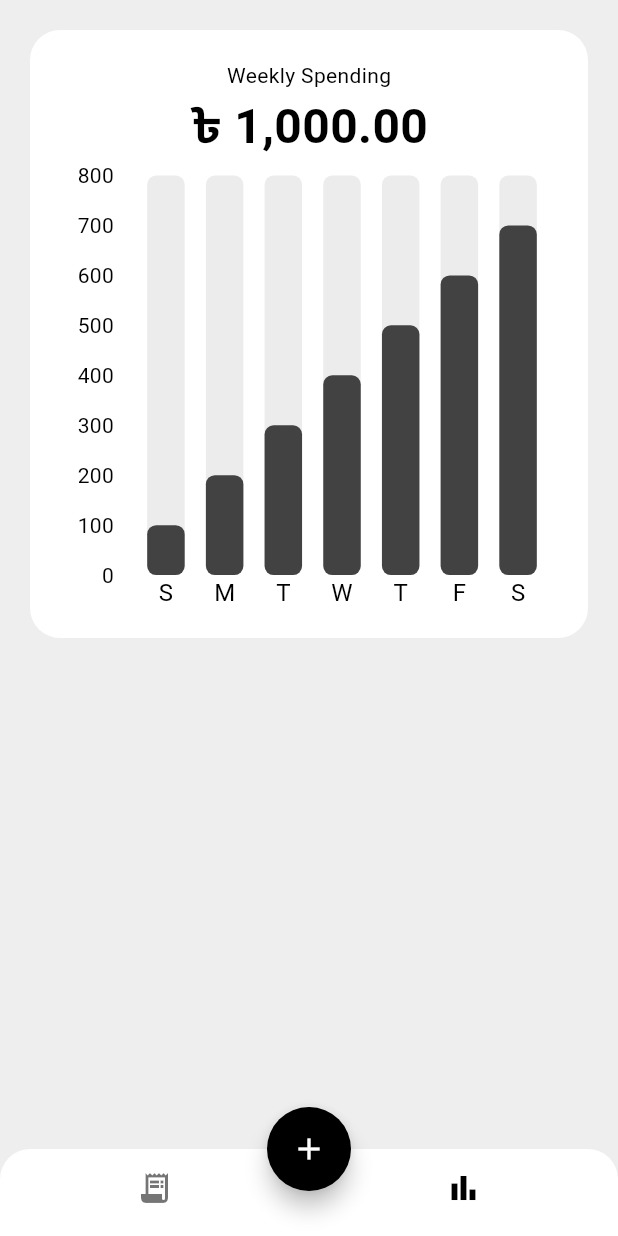
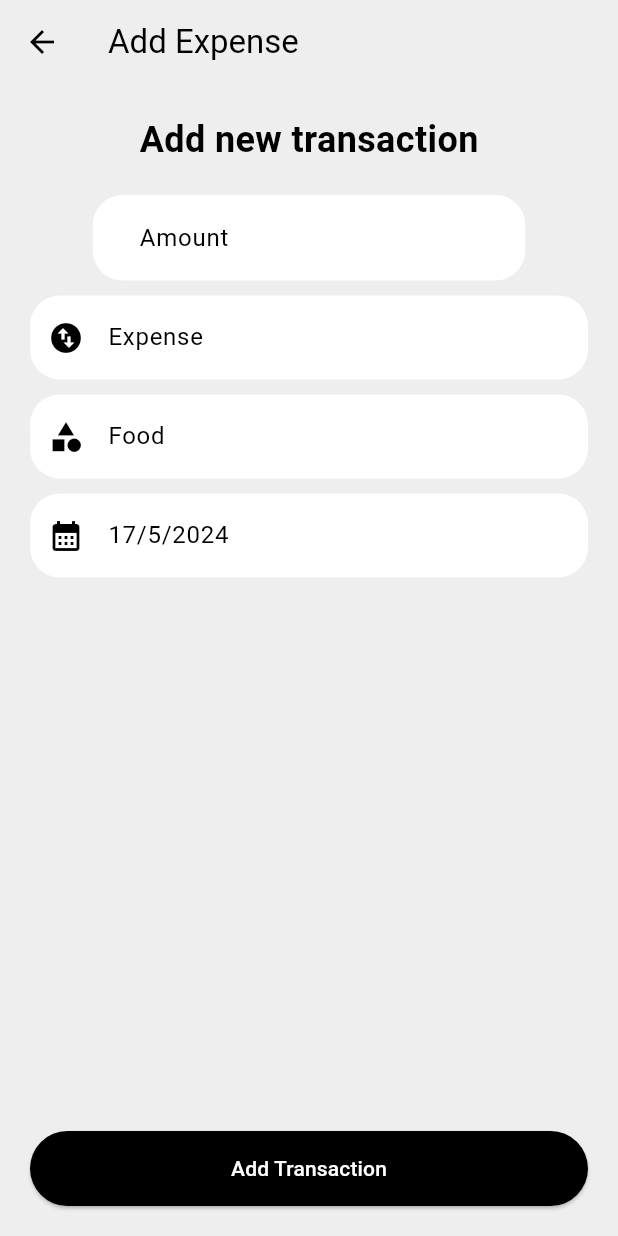
Before and after one commit to roundspecs/expense_tracker, a Flutter app: the screen it shows after launch, item 2 of the bottom bar chosen, after a tap on the "add" icon, on a phone screen of 412 x 824 dp. Run offline on Flutter 3.47's test engine with Material 3 defaults, Android fonts, the phone set to English and light mode, and no system bars; drawn by our look-alikes of fl_chart; our stand-ins replace bloc.

```diff
--- a/lib/app_view.dart
+++ b/lib/app_view.dart
@@ -8,12 +8,26 @@ class AppView extends MaterialApp {
           title: "Expense Tracker",
           theme: ThemeData(
               useMaterial3: true,
+              appBarTheme: AppBarTheme(
+                color: Colors.grey.shade200,
+              ),
               colorScheme: ColorScheme.light(
                 primary: Colors.black,
                 secondary: Colors.grey.shade800,
               ),
               scaffoldBackgroundColor: Colors.grey.shade200,
+              segmentedButtonTheme: SegmentedButtonThemeData(
+                style: ButtonStyle(
+                  foregroundColor: WidgetStateProperty.resolveWith(
+                    (states) {
+                      if (states.contains(WidgetState.selected)) {
+                        return Colors.white;
+                      }
+                      return Colors.grey.shade800;
+                    },
                   ),
+                ),
+              )),
           home: const HomeView(),
         );
 }
--- /dev/null
+++ b/lib/screens/add_expense/add_expense.dart
@@ -0,0 +1 @@
+export 'view/view.dart';
--- /dev/null
+++ b/lib/screens/add_expense/view/add_expense_screen.dart
@@ -0,0 +1,223 @@
+import 'package:flutter/material.dart';
+
+enum TrxType {
+  income,
+  expense;
+
+  String get name {
+    switch (this) {
+      case TrxType.income:
+        return "Income";
+      case TrxType.expense:
+        return "Expense";
+      default:
+        return "";
+    }
+  }
+}
+
+List<String> categories = [
+  "Food",
+  "Transport",
+  "Health",
+  "Clothing",
+  "Education",
+  "Entertainment",
+  "Others",
+];
+
+class AddExpenseScreen extends StatefulWidget {
+  const AddExpenseScreen({super.key});
+
+  @override
+  State<AddExpenseScreen> createState() => _AddExpenseScreenState();
+}
+
+class _AddExpenseScreenState extends State<AddExpenseScreen> {
+  TrxType selectedType = TrxType.expense;
+  String selectedCategory = categories[0];
+  DateTime selectedDate = DateTime.now();
+
+  @override
+  Widget build(BuildContext context) {
+    return GestureDetector(
+      onTap: () => FocusScope.of(context).unfocus(),
+      child: Scaffold(
+        appBar: AppBar(
+          title: const Text("Add Expense"),
+        ),
+        body: Padding(
+          padding: const EdgeInsets.all(20.0),
+          child: Column(
+            children: [
+              const Text(
+                "Add new transaction",
+                style: TextStyle(
+                  fontSize: 24,
+                  fontWeight: FontWeight.bold,
+                ),
+              ),
+              const SizedBox(height: 20),
+              SizedBox(
+                width: MediaQuery.of(context).size.width * 0.7,
+                child: TextField(
+                  decoration: InputDecoration(
+                    prefix: const Text('৳ '),
+                    border: OutlineInputBorder(
+                      borderSide: BorderSide.none,
+                      borderRadius: BorderRadius.circular(20),
+                    ),
+                    hintText: "Amount",
+                    filled: true,
+                    fillColor: Colors.white,
+                  ),
+                ),
+              ),
+              const SizedBox(height: 10),
+              TextField(
+                readOnly: true,
+                onTap: () => showModalBottomSheet(
+                  context: context,
+                  builder: (context) => ModalBottomSheet(
+                    options: [TrxType.income.name, TrxType.expense.name],
+                    onTaps: [
+                      () {
+                        setState(() {
+                          selectedType = TrxType.income;
+                        });
+                      },
+                      () {
+                        setState(() {
+                          selectedType = TrxType.expense;
+                        });
+                      }
+                    ],
+                    selectedOption: selectedType.name,
+                  ),
+                ),
+                decoration: InputDecoration(
+                  prefixIcon: const Icon(
+                    Icons.swap_vert_circle,
+                  ),
+                  border: OutlineInputBorder(
+                    borderSide: BorderSide.none,
+                    borderRadius: BorderRadius.circular(20),
+                  ),
+                  hintText: selectedType.name,
+                  hintStyle: const TextStyle(color: Colors.black),
+                  filled: true,
+                  fillColor: Colors.white,
+                ),
+              ),
+              const SizedBox(height: 10),
+              TextField(
+                readOnly: true,
+                onTap: () => showModalBottomSheet(
+                  context: context,
+                  builder: (context) => ModalBottomSheet(
+                    options: categories,
+                    onTaps: [
+                      for (var category in categories)
+                        () {
+                          setState(() {
+                            selectedCategory = category;
+                          });
+                        }
+                    ],
+                    selectedOption: selectedCategory,
+                  ),
+                ),
+                decoration: InputDecoration(
+                  prefixIcon: const Icon(
+                    Icons.category,
+                  ),
+                  border: OutlineInputBorder(
+                    borderSide: BorderSide.none,
+                    borderRadius: BorderRadius.circular(20),
+                  ),
+                  hintText: selectedCategory,
+                  hintStyle: const TextStyle(color: Colors.black),
+                  filled: true,
+                  fillColor: Colors.white,
+                ),
+              ),
+              const SizedBox(height: 10),
+              TextField(
+                readOnly: true,
+                onTap: () async {
+                  final newDate = await showDatePicker(
+                    context: context,
+                    initialDate: selectedDate,
+                    firstDate: DateTime(2000),
+                    lastDate: DateTime.now(),
+                  );
+                  setState(() {
+                    selectedDate = newDate ?? selectedDate;
+                  });
+                },
+                decoration: InputDecoration(
+                  prefixIcon: const Icon(
+                    Icons.calendar_month_sharp,
+                  ),
+                  border: OutlineInputBorder(
+                    borderSide: BorderSide.none,
+                    borderRadius: BorderRadius.circular(20),
+                  ),
+                  hintText:
+                      "${selectedDate.day}/${selectedDate.month}/${selectedDate.year}",
+                  hintStyle: const TextStyle(color: Colors.black),
+                  filled: true,
+                  fillColor: Colors.white,
+                ),
+              ),
+              const Expanded(child: SizedBox(height: 10)),
+              ElevatedButton(
+                style: ElevatedButton.styleFrom(
+                  minimumSize: const Size(double.infinity, 50),
+                  backgroundColor: Theme.of(context).primaryColor,
+                  foregroundColor: Colors.white,
+                ),
+                onPressed: () {},
+                child: const Text("Add Transaction"),
+              ),
+            ],
+          ),
+        ),
+      ),
+    );
+  }
+}
+
+class ModalBottomSheet extends StatelessWidget {
+  const ModalBottomSheet({
+    super.key,
+    required this.options,
+    required this.onTaps,
+    required this.selectedOption,
+  });
+  final List<String> options;
+  final List<Function> onTaps;
+  final String selectedOption;
+
+  @override
+  Widget build(BuildContext context) {
+    return Padding(
+      padding: const EdgeInsets.all(8.0),
+      child: ListView.builder(
+        itemCount: options.length,
+        itemBuilder: (context, index) {
+          return ListTile(
+            trailing: selectedOption == options[index]
+                ? const Icon(Icons.check)
+                : null,
+            title: Text(options[index]),
+            onTap: () {
+              onTaps[index]();
+              Navigator.pop(context);
+            },
+          );
+        },
+      ),
+    );
+  }
+}
--- /dev/null
+++ b/lib/screens/add_expense/view/view.dart
@@ -0,0 +1 @@
+export 'add_expense_screen.dart';
--- a/lib/screens/home/view/home_view.dart
+++ b/lib/screens/home/view/home_view.dart
@@ -1,6 +1,8 @@
 import 'package:expense_tracker/screens/home/view/main_screen.dart';
 import 'package:expense_tracker/screens/stats/view/stats_screen.dart';
 import 'package:flutter/material.dart';
+
+import '../../add_expense/add_expense.dart';
 
 const _pages = [
   MainScreen(),
@@ -45,7 +47,14 @@ class _HomeViewState extends State<HomeView> {
       floatingActionButton: FloatingActionButton(
         shape: const CircleBorder(),
         child: const Icon(Icons.add),
-        onPressed: () {},
+        onPressed: () {
+          Navigator.push(
+            context,
+            MaterialPageRoute(
+              builder: (context) => const AddExpenseScreen(),
+            ),
+          );
+        },
       ),
       body: _pages[selectedPageIndex],
     );
```
Lines whose indentation alone changed are shown as unchanged.
